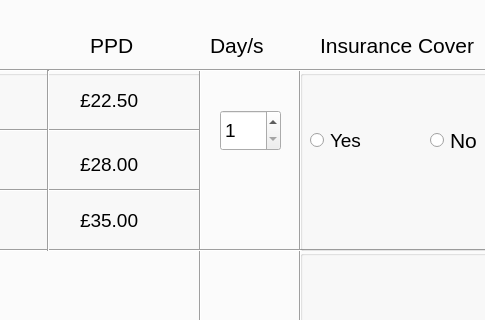
First picture: the form in Desing_1.ui, repository cristian341/Booking, before the edit; both pictures show x 222 to 707 and y 131 to 451 of the 1113 by 840 pixel window.
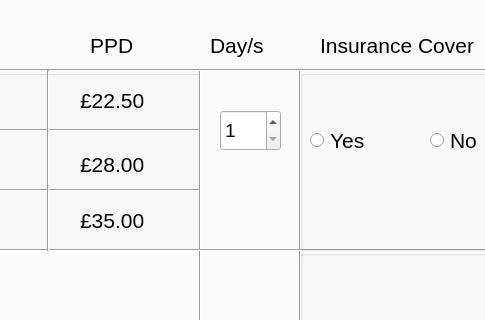
Second picture: the form after the edit.

Commit message: Input checking

Patch:
```diff
--- a/Desing_1.ui
+++ b/Desing_1.ui
@@ -14,6 +14,9 @@
   <property name="windowTitle">
    <string>Fordham Vehicle</string>
   </property>
+  <property name="autoFillBackground">
+   <bool>false</bool>
+  </property>
   <property name="iconSize">
    <size>
     <width>46</width>
@@ -153,10 +156,15 @@
         <rect>
          <x>300</x>
          <y>20</y>
-         <width>81</width>
+         <width>91</width>
          <height>21</height>
         </rect>
        </property>
+       <property name="font">
+        <font>
+         <pointsize>16</pointsize>
+        </font>
+       </property>
        <property name="text">
         <string>£22.50</string>
        </property>
@@ -166,10 +174,15 @@
         <rect>
          <x>300</x>
          <y>80</y>
-         <width>72</width>
+         <width>91</width>
          <height>28</height>
         </rect>
        </property>
+       <property name="font">
+        <font>
+         <pointsize>16</pointsize>
+        </font>
+       </property>
        <property name="text">
         <string>£28.00</string>
        </property>
@@ -179,10 +192,15 @@
         <rect>
          <x>300</x>
          <y>140</y>
-         <width>81</width>
+         <width>101</width>
          <height>21</height>
         </rect>
        </property>
+       <property name="font">
+        <font>
+         <pointsize>16</pointsize>
+        </font>
+       </property>
        <property name="text">
         <string>£35.00</string>
        </property>
@@ -492,6 +510,11 @@
          <height>21</height>
         </rect>
        </property>
+       <property name="font">
+        <font>
+         <pointsize>16</pointsize>
+        </font>
+       </property>
        <property name="text">
         <string>Yes </string>
        </property>
```
Left out of the diff: 11 changed lines with no effect on the pictures. The commit also changes 2 other files.
